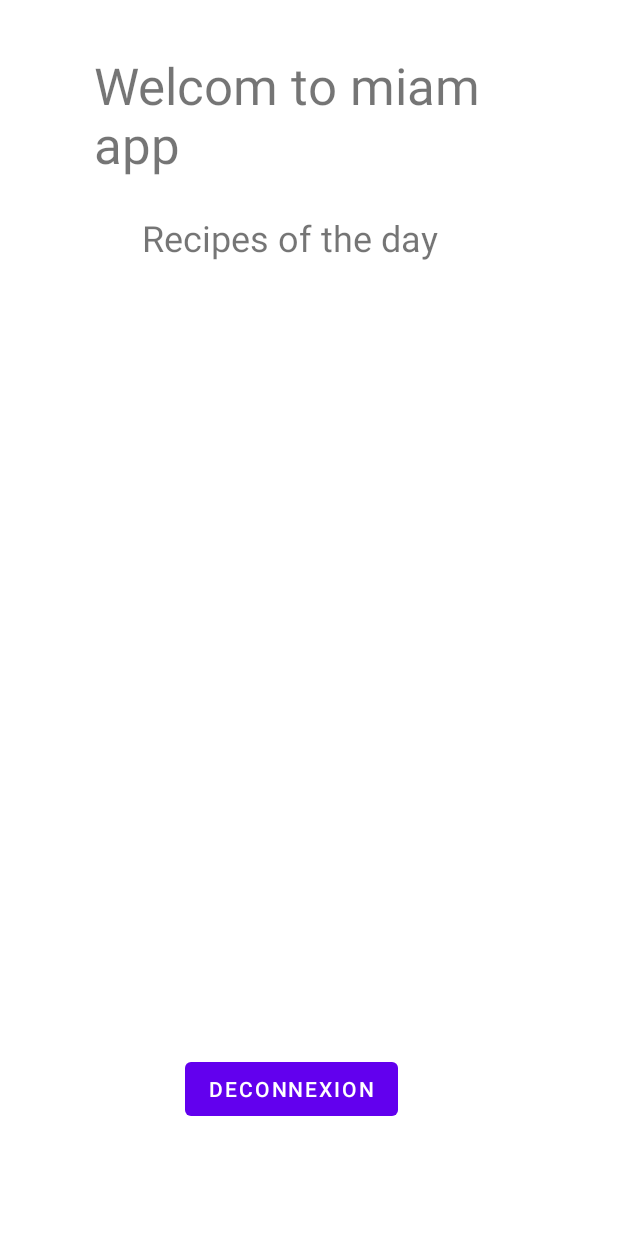
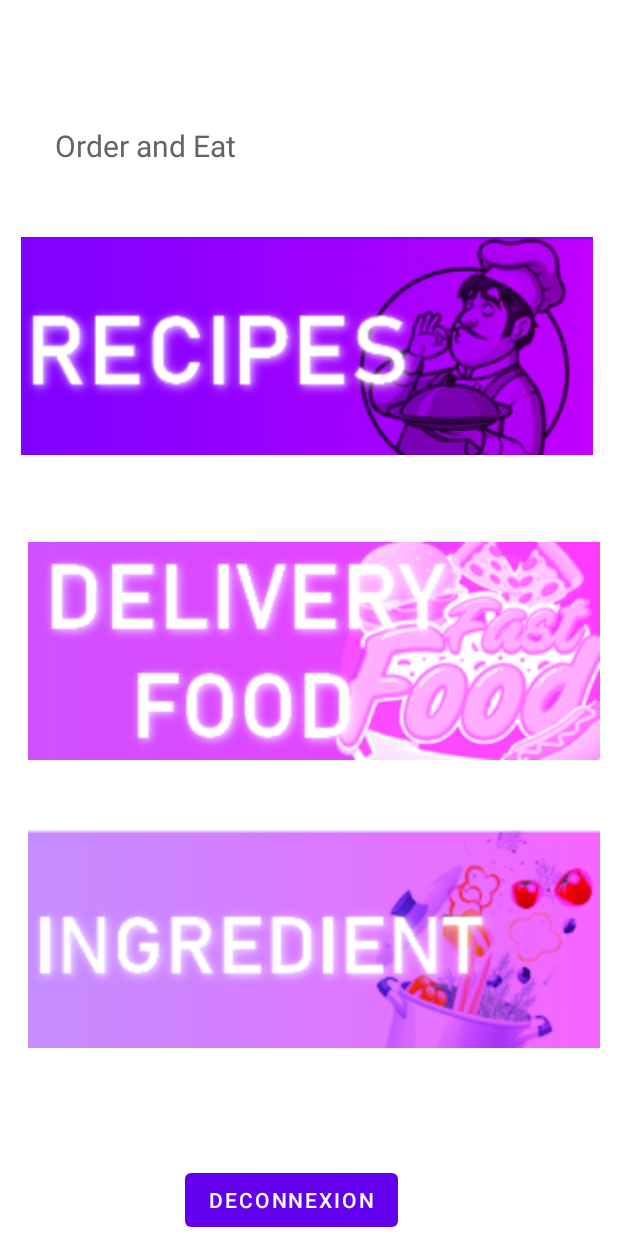
Before and after one commit to MarwaneAlh/Mobile1, an Android app: the layout activity_main.xml on its own in the app's theme, with its tools: preview values and no code run, on a phone screen of 412 x 824 dp. Run offline under Robolectric (Android 15) with nearby library versions, the phone set to English and light mode, and no system bars.

Commit message:
HomeMenu
Menu Home creer et mis en place

```diff
--- a/Application/app/src/main/java/com/example/miamapp/MainActivity.java
+++ b/Application/app/src/main/java/com/example/miamapp/MainActivity.java
@@ -1,5 +1,6 @@
 package com.example.miamapp;
 
+import androidx.annotation.Nullable;
 import androidx.appcompat.app.AppCompatActivity;
 
 import android.content.Intent;
@@ -22,6 +23,13 @@ import com.android.volley.toolbox.StringRequest;
 import com.android.volley.toolbox.Volley;
 import com.example.miamapp.R;
 import com.google.firebase.auth.FirebaseAuth;
+import com.google.firebase.auth.FirebaseUser;
+import com.google.firebase.firestore.DocumentReference;
+import com.google.firebase.firestore.DocumentSnapshot;
+import com.google.firebase.firestore.EventListener;
+import com.google.firebase.firestore.FirebaseFirestore;
+import com.google.firebase.firestore.FirebaseFirestoreException;
+
 
 import org.json.JSONArray;
 import org.json.JSONException;
@@ -35,6 +43,9 @@ import java.util.ArrayList;
 public class MainActivity extends AppCompatActivity {
     String url ="https://api.spoonacular.com/recipes/716429" +
             "/information?includeNutrition=false?&apiKey=e778f2da2efe4c31a2c0151e0ac2e79e";
+    FirebaseAuth fAuth;
+    FirebaseFirestore fStore ;
+    TextView nameuser;
 
 
     @Override
@@ -43,11 +54,23 @@ public class MainActivity extends AppCompatActivity {
         requestWindowFeature(Window.FEATURE_NO_TITLE);
         getSupportActionBar().hide();
         setContentView(R.layout.activity_main);
-        TextView t = findViewById(R.id.textView4);
+       // TextView t = findViewById(R.id.textView4);
+        nameuser=findViewById(R.id.username);
+        fAuth = FirebaseAuth.getInstance();
+        fStore=FirebaseFirestore.getInstance();
+        String userID;
 
+        FirebaseUser actualuser=FirebaseAuth.getInstance().getCurrentUser();
+        userID=fAuth.getCurrentUser().getUid();
+        DocumentReference documentReference=fStore.collection("users").document(userID);
+       documentReference.addSnapshotListener(this, new EventListener<DocumentSnapshot>() {
+           @Override
+           public void onEvent(@Nullable DocumentSnapshot value, @Nullable FirebaseFirestoreException error) {
+                nameuser.setText("Hi, "+value.getString("fullName")+" ! ");
+           }
+       });
 
-
-        RequestQueue queue= Volley.newRequestQueue(MainActivity.this);
+       /* RequestQueue queue= Volley.newRequestQueue(MainActivity.this);
         JsonObjectRequest jsonObjectRequest = new JsonObjectRequest(Request.Method.GET, url,
                 null, new Response.Listener<JSONObject>() {
             @Override
@@ -71,7 +94,7 @@ public class MainActivity extends AppCompatActivity {
 
         queue.add(jsonObjectRequest);
 
-
+*/
     }
     public void logout(View view){
         FirebaseAuth.getInstance().signOut();
--- a/Application/app/src/main/res/layout/activity_main.xml
+++ b/Application/app/src/main/res/layout/activity_main.xml
@@ -6,18 +6,41 @@
     android:layout_height="match_parent"
     tools:context="com.example.miamapp.MainActivity">
 
-    <TextView
-        android:id="@+id/textView2"
-        android:layout_width="286dp"
-        android:layout_height="92dp"
-        android:text="Welcom to miam app"
-        android:textSize="34sp"
+    <androidx.appcompat.widget.AppCompatButton
+        android:id="@+id/ingredientButton"
+        android:layout_width="381dp"
+        android:layout_height="145dp"
+        android:background="@drawable/categorieingredient"
         app:layout_constraintBottom_toBottomOf="parent"
-        app:layout_constraintHorizontal_bias="0.496"
-        app:layout_constraintLeft_toLeftOf="parent"
-        app:layout_constraintRight_toRightOf="parent"
+        app:layout_constraintEnd_toEndOf="parent"
+        app:layout_constraintHorizontal_bias="0.6"
+        app:layout_constraintStart_toStartOf="parent"
         app:layout_constraintTop_toTopOf="parent"
-        app:layout_constraintVertical_bias="0.046" />
+        app:layout_constraintVertical_bias="0.815" />
+
+    <androidx.appcompat.widget.AppCompatButton
+        android:id="@+id/deliveryFoodButton"
+        android:layout_width="381dp"
+        android:layout_height="145dp"
+        android:background="@drawable/categoriedeliveryfood"
+        app:layout_constraintBottom_toBottomOf="parent"
+        app:layout_constraintEnd_toEndOf="parent"
+        app:layout_constraintHorizontal_bias="0.6"
+        app:layout_constraintStart_toStartOf="parent"
+        app:layout_constraintTop_toTopOf="parent"
+        app:layout_constraintVertical_bias="0.532" />
+
+    <androidx.appcompat.widget.AppCompatButton
+        android:id="@+id/recipesButton"
+        android:layout_width="381dp"
+        android:layout_height="145dp"
+        android:background="@drawable/categorierecipes"
+        app:layout_constraintBottom_toBottomOf="parent"
+        app:layout_constraintEnd_toEndOf="parent"
+        app:layout_constraintHorizontal_bias="0.466"
+        app:layout_constraintStart_toStartOf="parent"
+        app:layout_constraintTop_toTopOf="parent"
+        app:layout_constraintVertical_bias="0.233" />
 
     <Button
         android:id="@+id/deconnectBtn"
@@ -28,31 +51,35 @@
         app:layout_constraintBottom_toBottomOf="parent"
         app:layout_constraintEnd_toEndOf="parent"
         app:layout_constraintHorizontal_bias="0.457"
-        app:layout_constraintStart_toStartOf="parent"
-        app:layout_constraintTop_toBottomOf="@+id/textView2"
-        app:layout_constraintVertical_bias="0.886" />
+        app:layout_constraintStart_toStartOf="parent" />
 
     <TextView
-        android:id="@+id/textView3"
-        android:layout_width="223dp"
-        android:layout_height="46dp"
-        android:layout_marginTop="16dp"
-        android:text="Recipes of the day"
-        android:textSize="24sp"
+        android:id="@+id/username"
+        android:layout_width="169dp"
+        android:layout_height="41dp"
+        android:textColor="#9C27B0"
+        android:textSize="20sp"
+        android:textStyle="bold|italic"
+        app:layout_constraintBottom_toBottomOf="parent"
         app:layout_constraintEnd_toEndOf="parent"
+        app:layout_constraintHorizontal_bias="0.148"
         app:layout_constraintStart_toStartOf="parent"
-        app:layout_constraintTop_toBottomOf="@+id/textView2" />
+        app:layout_constraintTop_toTopOf="parent"
+        app:layout_constraintVertical_bias="0.046" />
 
     <TextView
-        android:id="@+id/textView4"
-        android:layout_width="316dp"
-        android:layout_height="176dp"
+        android:id="@+id/welcomBack"
+        android:layout_width="171dp"
+        android:layout_height="29dp"
+        android:text="Order and Eat"
+        android:textColor="#636363"
         android:textSize="20sp"
-        app:layout_constraintBottom_toTopOf="@+id/deconnectBtn"
+        app:layout_constraintBottom_toBottomOf="parent"
         app:layout_constraintEnd_toEndOf="parent"
+        app:layout_constraintHorizontal_bias="0.152"
         app:layout_constraintStart_toStartOf="parent"
-        app:layout_constraintTop_toBottomOf="@+id/textView3"
-        app:layout_constraintVertical_bias="0.162" />
+        app:layout_constraintTop_toTopOf="parent"
+        app:layout_constraintVertical_bias="0.105" />
 
 
 </androidx.constraintlayout.widget.ConstraintLayout>
```
Also changed, not shown: Application/app/src/main/res/drawable/categoriedeliveryfood.png (added), Application/app/src/main/res/drawable/categorieingredient.png (added), Application/app/src/main/res/drawable/categorierecipes.png (added).
